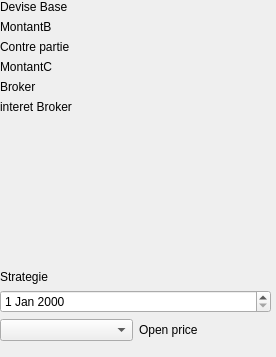
VSahanaa/LO21_TrandingSimulator, file source/TradingSimulator/modeautowidget.ui: the form before one commit.
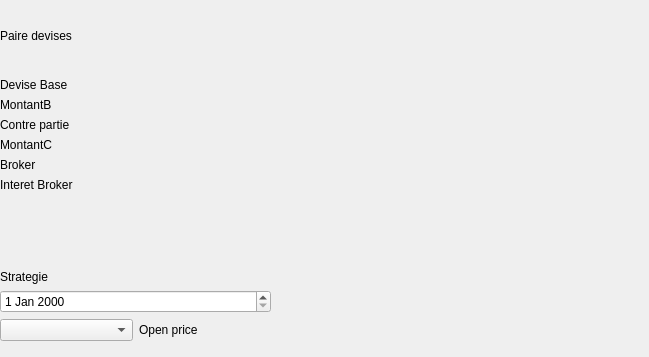
The form after the commit.

Patch:
```diff
--- a/source/TradingSimulator/modeautowidget.ui
+++ b/source/TradingSimulator/modeautowidget.ui
@@ -6,7 +6,7 @@
    <rect>
     <x>0</x>
     <y>0</y>
-    <width>276</width>
+    <width>649</width>
     <height>357</height>
    </rect>
   </property>
@@ -28,6 +28,19 @@
     </property>
     <item>
      <layout class="QVBoxLayout" name="VL_menuTransaction_2">
+      <item>
+       <widget class="QLabel" name="pairelabel">
+        <property name="sizePolicy">
+         <sizepolicy hsizetype="Preferred" vsizetype="Expanding">
+          <horstretch>0</horstretch>
+          <verstretch>0</verstretch>
+         </sizepolicy>
+        </property>
+        <property name="text">
+         <string>Paire devises</string>
+        </property>
+       </widget>
+      </item>
       <item>
        <layout class="QHBoxLayout" name="HL_infoDate"/>
       </item>
@@ -71,7 +84,7 @@
         <item>
          <widget class="QLabel" name="label_3">
           <property name="text">
-           <string>interet Broker</string>
+           <string>Interet Broker</string>
           </property>
          </widget>
         </item>
```
Left out of the diff: 4 changed lines with no effect on the pictures.
